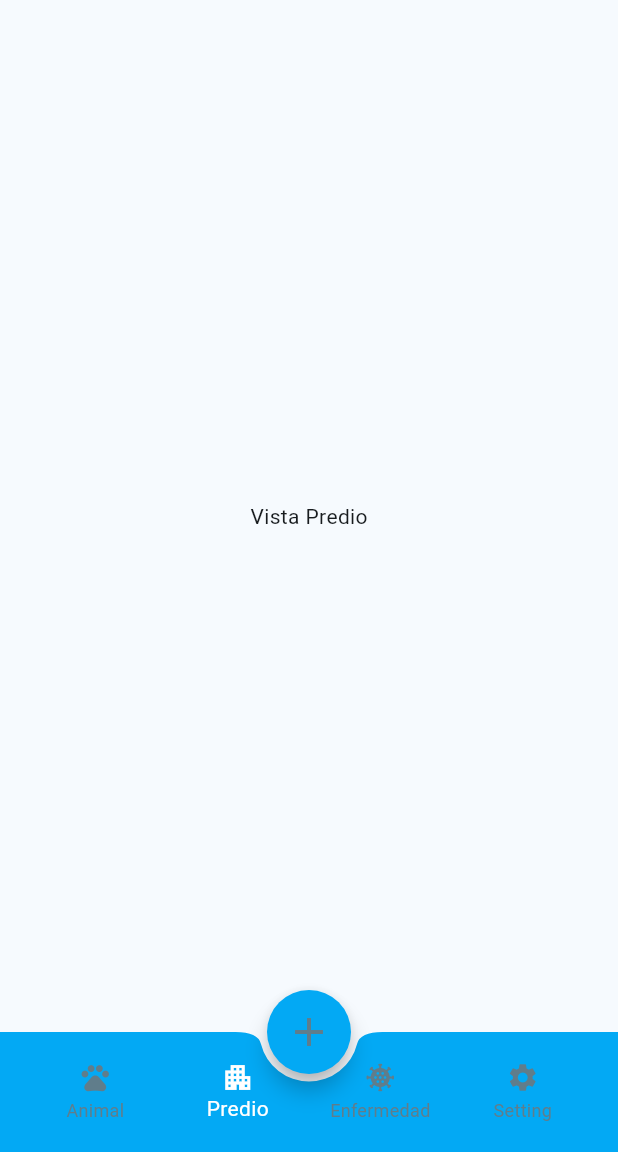
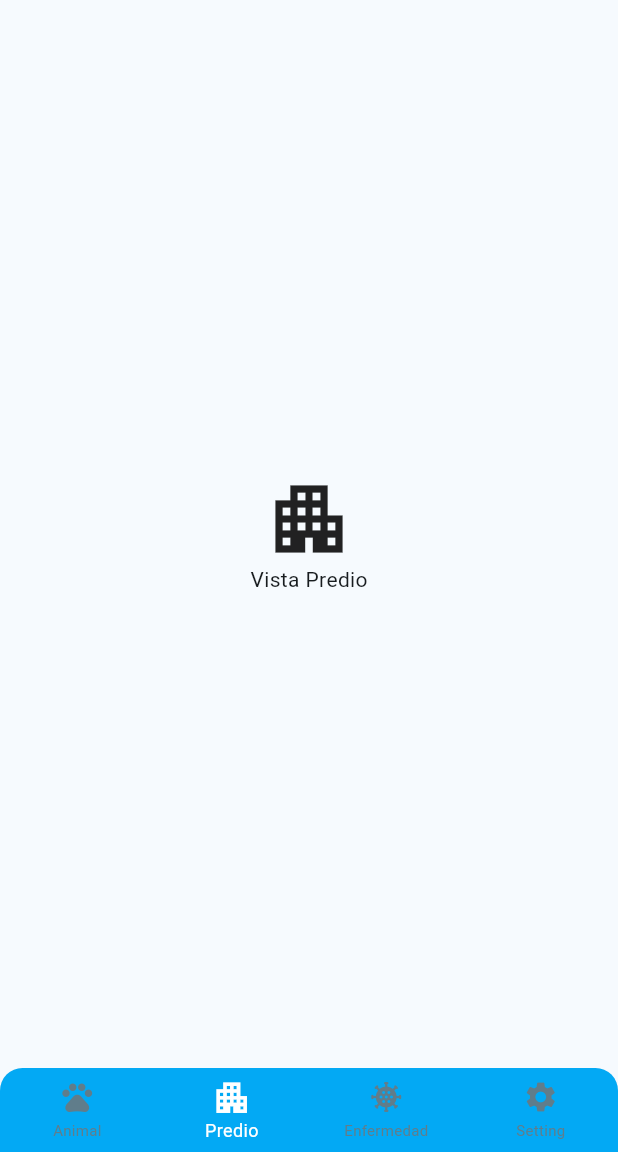
Before and after one commit to RodNalCY/flutter-app-agro-ganado, a Flutter app: the screen it shows after launch, item 2 of the bottom bar chosen, on a phone screen of 412 x 824 dp, the part 84-1236 px from its top. Run offline on Flutter 3.47's test engine with Material 3 defaults, Android fonts, the phone set to English and light mode, and no system bars; our stand-ins replace dropdown_search; network calls fail.

Commit message:
feat(menu): Udpate Menu for 4 items

```diff
--- a/lib/ui/pages/animal/animal_add_page.dart
+++ b/lib/ui/pages/animal/animal_add_page.dart
@@ -37,6 +37,9 @@ class _AnimalAddPageState extends State<AnimalAddPage> {
           style: TextStyle(color: Colors.white, fontWeight: FontWeight.bold),
         ),
         backgroundColor: Colors.lightBlueAccent,
+        iconTheme: const IconThemeData(
+          color: Colors.white, // 👈 cambia el color del back arrow
+        ),
       ),
       body: SingleChildScrollView(
         scrollDirection: Axis.vertical,
--- a/lib/ui/pages/home/home_page.dart
+++ b/lib/ui/pages/home/home_page.dart
@@ -1,8 +1,8 @@
 import 'package:flutter/material.dart';
 import 'package:proinnovate_flutter_app/ui/pages/animal/animal_add_page.dart';
 import 'package:proinnovate_flutter_app/ui/pages/animal/animal_list_page.dart';
+import 'package:proinnovate_flutter_app/ui/pages/medical/medical_page.dart';
 import 'package:proinnovate_flutter_app/ui/pages/predio/predio_page.dart';
-import 'package:proinnovate_flutter_app/ui/pages/medical/medical_page.dart';
 import 'package:proinnovate_flutter_app/ui/pages/setting/setting_page.dart';
 
 class HomePage extends StatefulWidget {
@@ -12,15 +12,12 @@ class HomePage extends StatefulWidget {
 
 class _HomePage extends State<HomePage> {
   int indexTap = 0;
-
   final List<Widget> widgetsChildren = [
-    AnimalListPage(), // index 0
-    PredioPage(), // index 1
-    AnimalAddPage(), // index 2 (lo abre el FAB)
-    MedicalPage(), // index 3
-    SettingPage(), // index 4
+    AnimalListPage(),
+    PredioPage(),
+    MedicalPage(),
+    SettingPage(),
   ];
-
   void onTapTapped(int index) {
     setState(() {
       indexTap = index;
@@ -31,62 +28,36 @@ class _HomePage extends State<HomePage> {
   Widget build(BuildContext context) {
     return Scaffold(
       body: widgetsChildren[indexTap],
-      floatingActionButton: FloatingActionButton(
-        onPressed: () {
-          setState(() {
-            indexTap = 2; // 👈 muestra AnimalAddPage dentro del body
-          });
-        },
-        backgroundColor: Colors.lightBlue,
-        child: Icon(
-          Icons.add,
-          size: 32,
-          color: indexTap == 2 ? Colors.white : Colors.blueGrey,
+      bottomNavigationBar: ClipRRect(
+        borderRadius: const BorderRadius.only(
+          topLeft: Radius.circular(15), // 👈 borde redondeado arriba izquierda
+          topRight: Radius.circular(15), // 👈 borde redondeado arriba derecha
         ),
-        shape: const CircleBorder(),
-      ),
-      floatingActionButtonLocation: FloatingActionButtonLocation.centerDocked,
-      bottomNavigationBar: BottomAppBar(
-        shape: const CircularNotchedRectangle(),
-        notchMargin: 5,
-        color: Colors.lightBlue,
         child: BottomNavigationBar(
           type: BottomNavigationBarType.fixed,
-          backgroundColor: Colors.transparent,
-          elevation: 0,
-          currentIndex: (indexTap == 2)
-              ? 0
-              : (indexTap > 2 ? indexTap - 1 : indexTap),
+          backgroundColor: Colors.lightBlue,
+          elevation: 8,
+          onTap: onTapTapped,
+          currentIndex: indexTap,
+          selectedItemColor: Colors.white,
+          unselectedItemColor: Colors.blueGrey,
+          // iconSize: 30, // 👈 íconos más grandes
+          selectedFontSize: 12, // 👈 texto seleccionado más grande
+          unselectedFontSize: 10, // 👈 texto normal más grande
+          selectedIconTheme: IconThemeData(size: 27),
+          items: const [
+            BottomNavigationBarItem(icon: Icon(Icons.pets), label: "Animal"),
 
-          selectedItemColor: indexTap == 2 ? Colors.blueGrey : Colors.white,
-          unselectedItemColor:  Colors.blueGrey,
-          onTap: (index) {
-            print("POSITION ${index}");
-            if (index == 0) {
-              onTapTapped(0); // Listar
-            } else if (index == 1) {
-              onTapTapped(1); // Predio
-            } else if (index == 2) {
-              onTapTapped(3); // Médico
-            } else if (index == 3) {
-              onTapTapped(4); // Setting
-            }
-          },
-          items: const [
             BottomNavigationBarItem(
-              icon: Icon(Icons.pets, size: 22),
-              label: "Animal",
-            ),
-            BottomNavigationBarItem(
-              icon: Icon(Icons.apartment, size: 22),
+              icon: Icon(Icons.apartment),
               label: "Predio",
             ),
             BottomNavigationBarItem(
-              icon: Icon(Icons.coronavirus, size: 22),
+              icon: Icon(Icons.coronavirus),
               label: "Enfermedad",
             ),
             BottomNavigationBarItem(
-              icon: Icon(Icons.settings, size: 22),
+              icon: Icon(Icons.settings),
               label: "Setting",
             ),
           ],
--- a/lib/ui/pages/predio/predio_page.dart
+++ b/lib/ui/pages/predio/predio_page.dart
@@ -18,7 +18,15 @@ class _PredioPageState extends State<PredioPage> {
         ),
         backgroundColor: Colors.lightBlueAccent,
       ),
-      body: Container(child: Center(child: Text("Vista Predio"))),
+      body: Container(
+        child: Column(
+          mainAxisAlignment: MainAxisAlignment.center,
+          children: [
+            Icon(Icons.apartment, size: 60),
+            Center(child: Text("Vista Predio")),
+          ],
+        ),
+      ),
     );
   }
 }
```
Also changed, not shown: lib/ui/pages/animal/animal_list_page.dart (+25 -2 lines), lib/ui/pages/medical/medical_page.dart (+9 -1 lines), lib/ui/pages/setting/setting_page.dart (+9 -1 lines).
